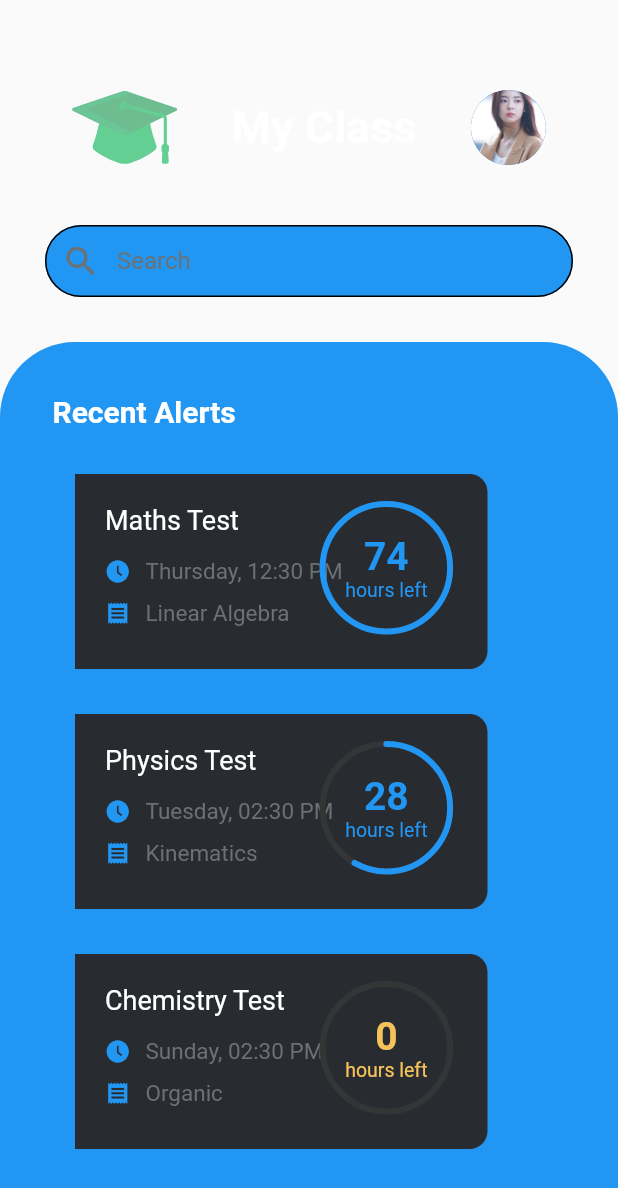
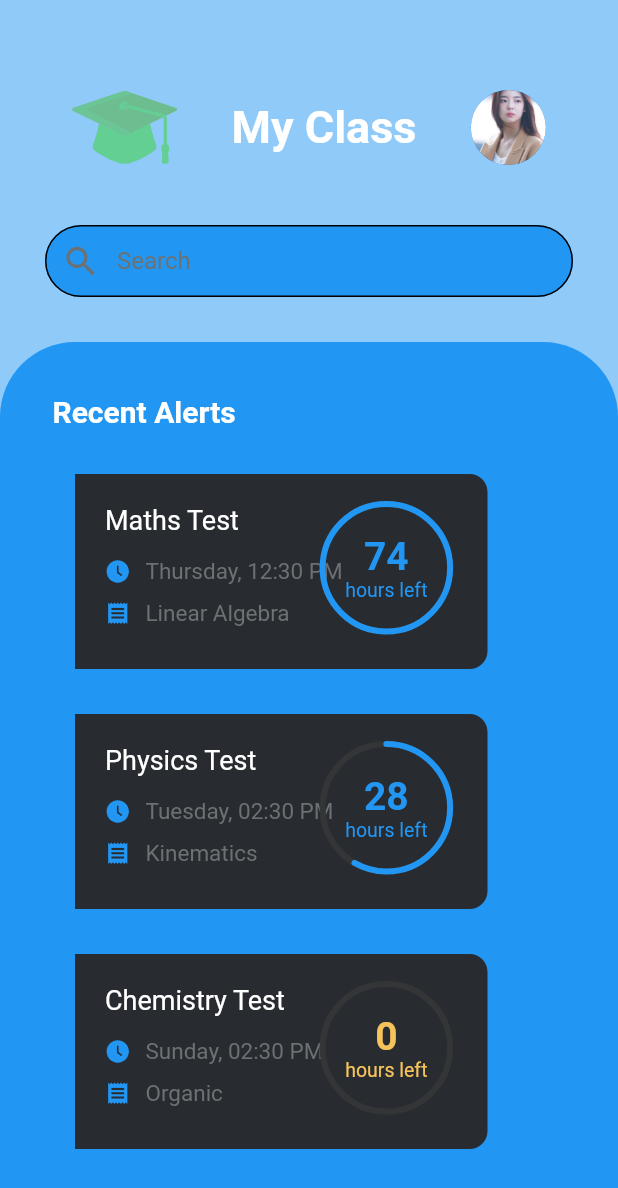
Before and after one commit to rishiagrawal2609/studymate_online, a Flutter app: the HomeScreen screen opened directly, on a phone screen of 412 x 824 dp. Shown: the top 1188 px of the screen. Run offline on Flutter 3.47's test engine with Material 2 defaults, Android fonts, the phone set to English and light mode, and no system bars; our stand-ins replace firebase_auth, flutter_icons, flutter_svg, permission_handler; missing offline and left inert: agora_rtc_engine; accounts and stored records are empty; project files that could hold a hidden picture were left out.

Commit message:
Update home_screen.dart

```diff
--- a/StudyMate/lib/Screens/home/screens/home_screen.dart
+++ b/StudyMate/lib/Screens/home/screens/home_screen.dart
@@ -1,10 +1,12 @@
+import 'package:StudyMate/Screens/home/drawer/navigation_bloc/navigation_bloc.dart';
+import 'package:StudyMate/Screens/home/drawer/sidebar/sidebar_layout.dart';
 import 'package:flutter/material.dart';
 import 'package:StudyMate/Screens/home/constants.dart';
 import 'package:StudyMate/Screens/home/widgets/header.dart';
 import 'package:StudyMate/Screens/home/widgets/recents_alerts.dart';
 import 'package:StudyMate/Screens/home/widgets/recents_homeworks.dart';
 
-class HomeScreen extends StatefulWidget {
+class HomeScreen extends StatefulWidget with NavigationStates {
   @override
   _HomeScreenState createState() => _HomeScreenState();
 }
@@ -12,7 +14,9 @@ class HomeScreen extends StatefulWidget {
 class _HomeScreenState extends State<HomeScreen> {
   @override
   Widget build(BuildContext context) {
-    return ListView(
+    return Scaffold(
+      backgroundColor: Theme.of(context).backgroundColor,
+      body: ListView(
         children: <Widget>[
           Header(),
           Padding(
@@ -87,6 +91,8 @@ class _HomeScreenState extends State<HomeScreen> {
             ),
           ),
         ],
+      ),
+      drawer: SideBarLayout(),
     );
   }
 }
```
Lines whose indentation alone changed are shown as unchanged.
